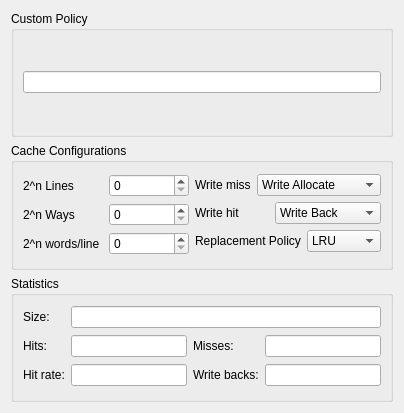
Qt form src/ui/cache_tab/cache_config_widget.ui (asishreddymallu/Atlas) before a commit.
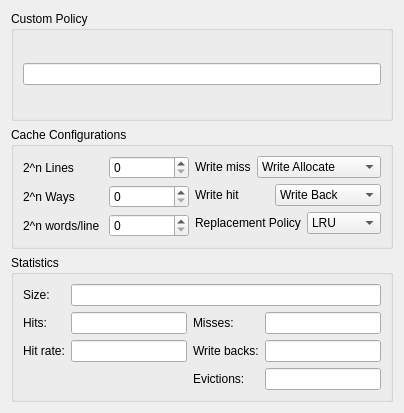
The same form after that commit.

Commit message: feat(ui): an Evictions field in the Cache tab's Statistics box (T5 item 2)

Diff of the .ui file:
```diff
--- a/src/ui/cache_tab/cache_config_widget.ui
+++ b/src/ui/cache_tab/cache_config_widget.ui
@@ -237,6 +237,20 @@
       <item row="2" column="3">
        <widget class="QLineEdit" name="writeBackLineEdit"/>
       </item>
+      <item row="3" column="2">
+       <widget class="QLabel" name="evictionsLabel">
+        <property name="text">
+         <string>Evictions:</string>
+        </property>
+       </widget>
+      </item>
+      <item row="3" column="3">
+       <widget class="QLineEdit" name="evictionsLineEdit">
+        <property name="toolTip">
+         <string>Valid lines replaced to make room for a new line.</string>
+        </property>
+       </widget>
+      </item>
      </layout>
     </widget>
    </item>
```
The commit also changes 2 other files.
